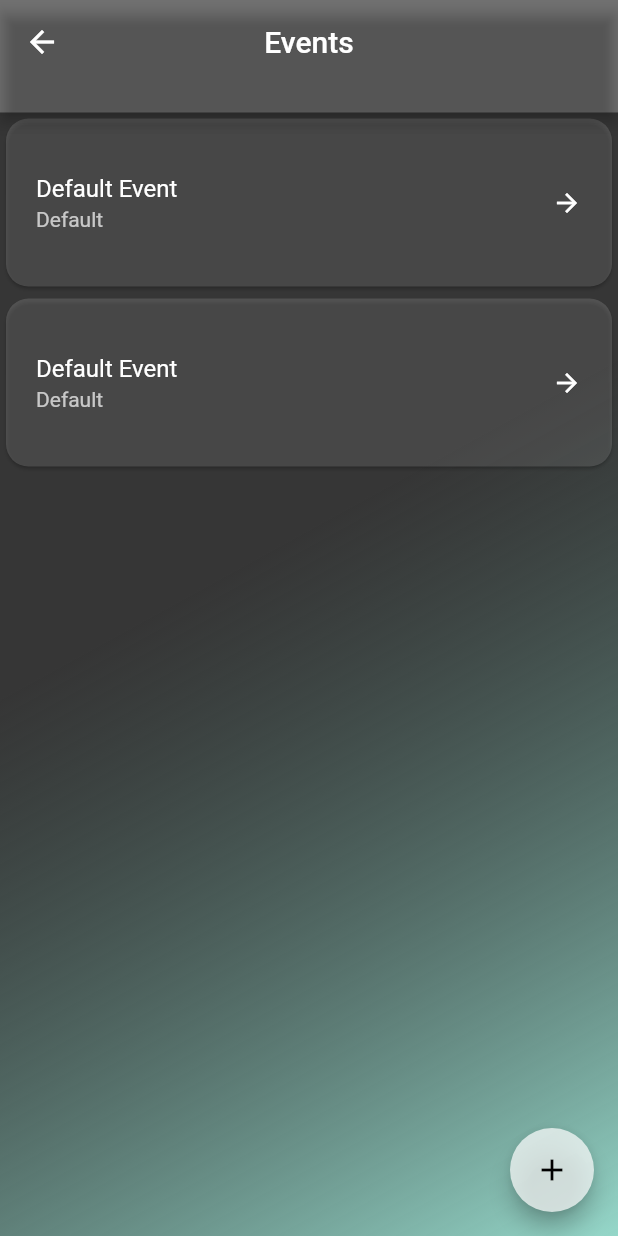
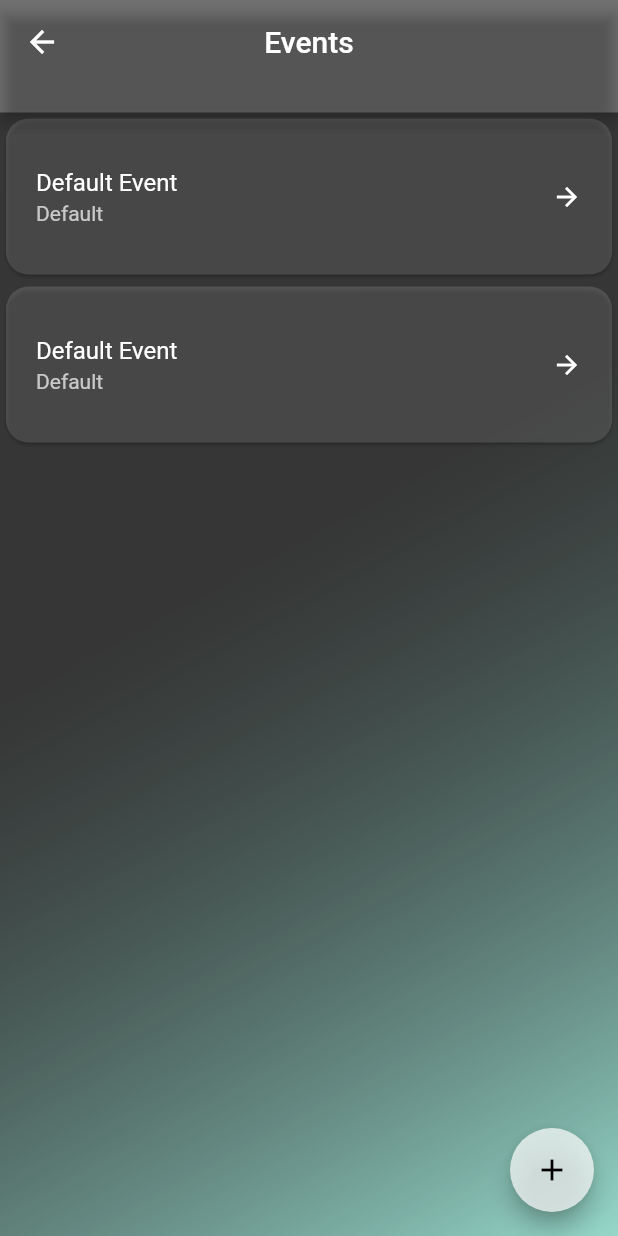
Before and after one commit to MartinDampier/Sound_Trek, a Flutter app: the screen it shows after launch, in the side drawer, after a tap on "Events", on a phone screen of 412 x 824 dp. Run offline on Flutter 3.47's test engine with Material 2 defaults, Android fonts, the phone set to English and light mode, and no system bars; drawn by our look-alikes of flutter_slidable, flutter_speed_dial; our stand-ins replace flutter_svg, google_maps_flutter, just_audio, location; missing offline and left inert: geopointer.

Commit message:
changing tile sizes

```diff
--- a/lib/screens/event_view.dart
+++ b/lib/screens/event_view.dart
@@ -148,10 +148,7 @@ class EventsPage extends StatelessWidget {
       ),
       color: Colors.white.withOpacity(0.15),
       child: ListTile(
-      contentPadding: EdgeInsets.symmetric(
-        horizontal: 20,
-        vertical: 20,
-      ),
+      contentPadding: EdgeInsets.fromLTRB(20, 16, 20, 16),
       title: Text(item.getEventList().elementAt(0).getName()),
       subtitle: Text(item.getEventList().elementAt(0).getType()),
       trailing: Icon(
--- a/lib/screens/playlist_view.dart
+++ b/lib/screens/playlist_view.dart
@@ -94,7 +94,7 @@ class PlaylistsPage extends StatelessWidget {
           borderRadius: BorderRadius.circular(15.0),
         ),
         child: ListTile(
-          contentPadding: EdgeInsets.fromLTRB(125, 20, 20, 20),
+          contentPadding: EdgeInsets.fromLTRB(125, 16, 20, 16),
           title: Text('${playlist.title}'),
           subtitle: Text('${associatedEvent}'),
           //leading: Image(image: AssetImage('assets/album_covers/${playlist.coverName}')),
```
